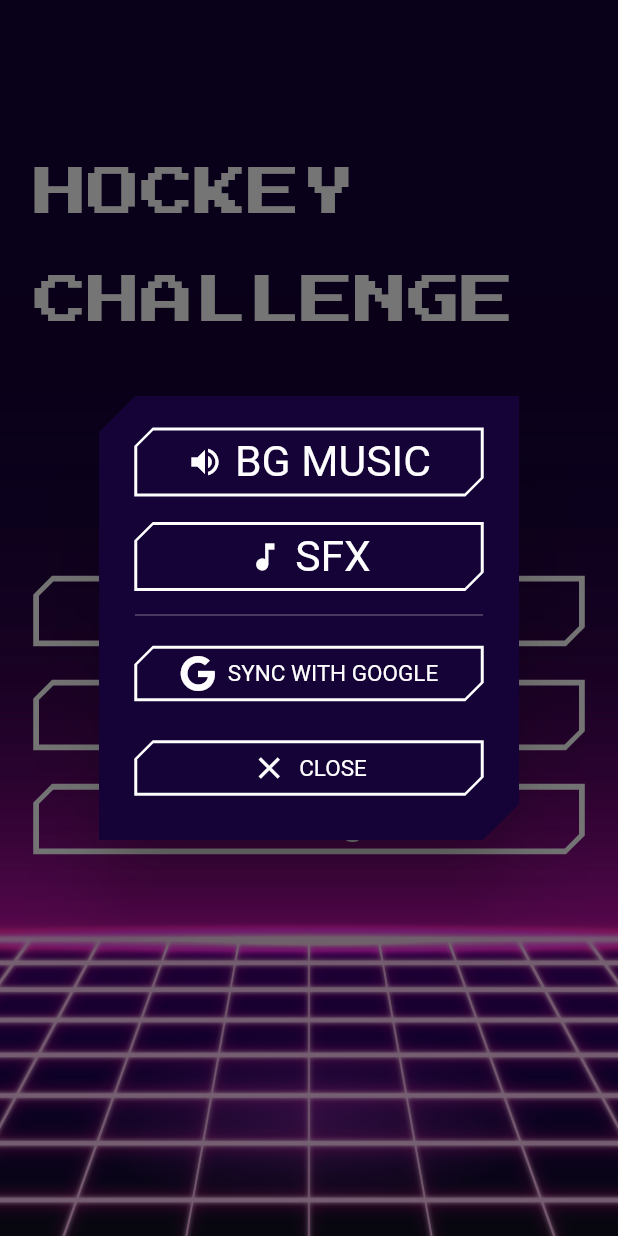
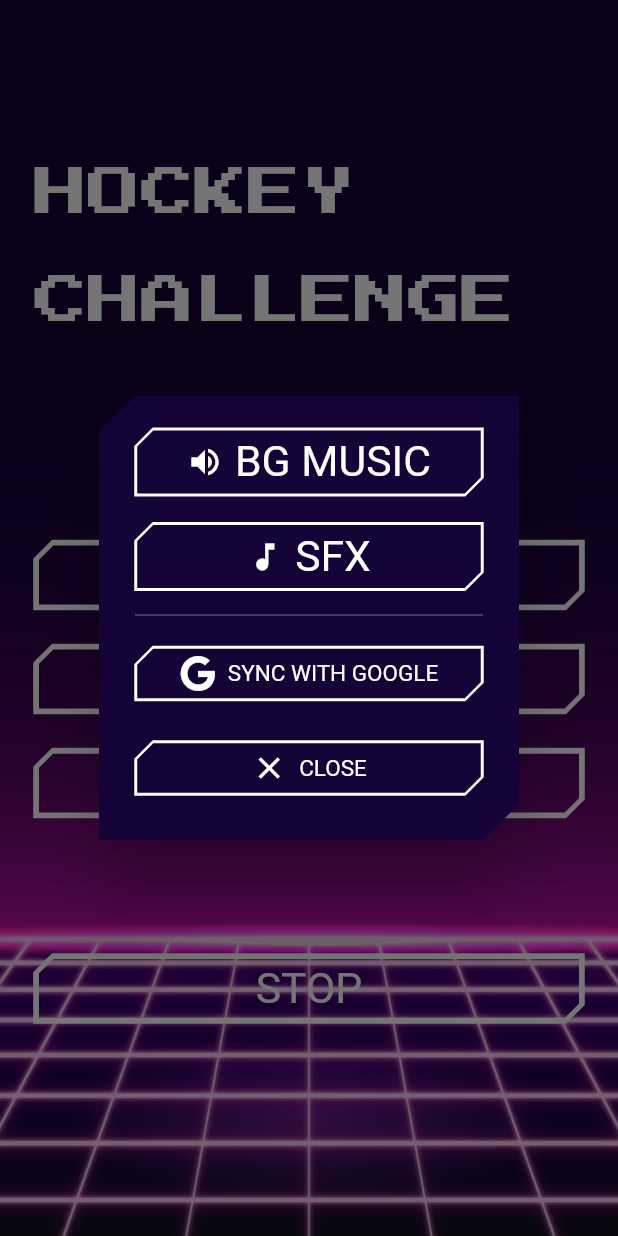
Before and after one commit to hngx-org/team-hurricane-hockey, a Flutter app: the screen it shows after launch, after a tap on "Settings", on a phone screen of 412 x 824 dp. Run offline on Flutter 3.47's test engine with Material 2 defaults, Android fonts, the phone set to English and light mode, and no system bars; our stand-ins replace animate_do, audioplayers, flutter_screenutil, font_awesome_flutter, google_fonts; Roboto replaces fonts that are missing (Tektur); statements that could not run were skipped.

Commit message:
BG sound 2

```diff
--- /dev/null
+++ b/lib/bg_music_functions.dart
@@ -0,0 +1,36 @@
+import 'package:audioplayers/audioplayers.dart';
+import 'package:team_hurricane_hockey/providers/my_provider.dart';
+
+class SoundControl {
+  final bgMusic = AudioPlayer();
+
+  MyProvider p = MyProvider();
+  bool isMusicPlaying = true;
+
+  Future<void> startBgMusic() async {
+    await bgMusic.play(AssetSource('sounds/bg_music.mp3'));
+    bgMusic.setReleaseMode(ReleaseMode.loop);
+    isMusicPlaying = true;
+    p.updateBgMusicState(isMusicPlaying);
+  }
+
+  Future<void> resumeBgMusic() async {
+    await bgMusic.resume();
+    isMusicPlaying = true;
+    p.updateBgMusicState(isMusicPlaying);
+  }
+
+  Future<void> stopBgMusic() async {
+    await bgMusic.stop();
+    isMusicPlaying = false;
+    p.updateBgMusicState(isMusicPlaying);
+  }
+
+  Future<void> toggleBgMusic() async {
+    if (isMusicPlaying) {
+      stopBgMusic();
+    } else {
+      resumeBgMusic();
+    }
+  }
+}
--- a/lib/main.dart
+++ b/lib/main.dart
@@ -1,12 +1,19 @@
 import 'package:flutter/material.dart';
 import 'package:flutter_screenutil/flutter_screenutil.dart';
 import 'package:google_fonts/google_fonts.dart';
+import 'package:team_hurricane_hockey/providers/my_provider.dart';
 import 'package:team_hurricane_hockey/router/app_router.dart';
 import 'package:team_hurricane_hockey/router/base_navigator.dart';
 import 'package:team_hurricane_hockey/screens/splash_screen.dart';
+import 'package:provider/provider.dart';
 
 void main() {
-  runApp(const MyApp());
+  runApp(
+    ChangeNotifierProvider(
+      create: (context) => MyProvider(),
+      child: const MyApp(),
+    ),
+  );
 }
 
 class MyApp extends StatelessWidget {
--- /dev/null
+++ b/lib/providers/my_provider.dart
@@ -0,0 +1,12 @@
+import 'package:flutter/material.dart';
+
+class MyProvider extends ChangeNotifier {
+  bool _isMusicPlaying = true;
+
+  bool get isMusicPlaying => _isMusicPlaying;
+
+  void updateBgMusicState(bool newPlayState) {
+    _isMusicPlaying = newPlayState;
+    notifyListeners();
+  }
+}
--- a/lib/screens/home_menu.dart
+++ b/lib/screens/home_menu.dart
@@ -1,8 +1,8 @@
 import 'package:animate_do/animate_do.dart';
-import 'package:audioplayers/audioplayers.dart';
 import 'package:flutter/material.dart';
 import 'package:flutter/services.dart';
 import 'package:flutter_screenutil/flutter_screenutil.dart';
+import 'package:team_hurricane_hockey/bg_music_functions.dart';
 import 'package:team_hurricane_hockey/enums.dart';
 import 'package:team_hurricane_hockey/router/base_navigator.dart';
 import 'package:team_hurricane_hockey/screens/game_screen.dart';
@@ -18,16 +18,19 @@ class HomeMenu extends StatefulWidget {
 }
 
 class _HomeMenuState extends State<HomeMenu> {
-  final bgMusic = AudioPlayer();
+  SoundControl controller = SoundControl();
 
-  Future<void> startBGMusic() async {
-    await bgMusic.play(AssetSource('sounds/bg_music.mp3'));
+  @override
+  void initState() {
+    controller.startBgMusic();
+    super.initState();
   }
 
   @override
-  void initState() {
-    startBGMusic();
-    super.initState();
+  void dispose() async {
+    await controller.bgMusic.stop();
+    controller.bgMusic.dispose();
+    super.dispose();
   }
 
   @override
@@ -108,10 +111,11 @@ class _HomeMenuState extends State<HomeMenu> {
                           child: TextButton(
                             onPressed: () {
                               showDialog(
-                                  context: context,
-                                  builder: (context) {
-                                    return SettingsDialog();
-                                  });
+                                context: context,
+                                builder: (context) {
+                                  return const SettingsDialog();
+                                },
+                              );
                             },
                             child: Text(
                               'Settings',
@@ -120,6 +124,17 @@ class _HomeMenuState extends State<HomeMenu> {
                           ),
                         ),
                         SizedBox(height: 100.0.h),
+                        TextButton(
+                          onPressed: () async {
+
+                              controller.toggleBgMusic();
+
+                          },
+                          child: Text(
+                            'STOP',
+                            style: Theme.of(context).textTheme.labelMedium,
+                          ),
+                        ),
                       ],
                     ),
                   ),
--- a/lib/screens/widgets/settings_dialog.dart
+++ b/lib/screens/widgets/settings_dialog.dart
@@ -1,7 +1,8 @@
-import 'package:audioplayers/audioplayers.dart';
 import 'package:flutter/material.dart';
 import 'package:team_hurricane_hockey/router/base_navigator.dart';
 import 'package:font_awesome_flutter/font_awesome_flutter.dart';
+import 'package:team_hurricane_hockey/bg_music_functions.dart';
+// import 'package:team_hurricane_hockey/screens/home_menu.dart';
 
 class SettingsDialog extends StatefulWidget {
   const SettingsDialog({super.key});
@@ -11,22 +12,7 @@ class SettingsDialog extends StatefulWidget {
 }
 
 class _SettingsDialogState extends State<SettingsDialog> {
-  AudioPlayer bgMusic = AudioPlayer();
-  IconData bgMusicIcon = Icons.volume_up_sharp;
-  IconData? sfxIcon = Icons.music_note_sharp;
-  Function setIconState({
-    required bool soundState,
-    required IconData iconOn,
-    required IconData iconOff,
-  }) {
-    return () {
-      soundState = !soundState;
-      return soundState ? iconOn : iconOff;
-    };
-  }
-
-  bool isBgMusicOn = true;
-  bool isSoundOn = true;
+  SoundControl controller = SoundControl();
 
   @override
   Widget build(BuildContext context) {
@@ -56,15 +42,9 @@ class _SettingsDialogState extends State<SettingsDialog> {
                 ),
               ),
             ),
-            onPressed: () {
+            onPressed: () async {
               setState(() {
-                final toggleState = setIconState(
-                    soundState: isBgMusicOn,
-                    iconOn: Icons.volume_up_sharp,
-                    iconOff: Icons.volume_off_sharp);
-                isBgMusicOn = !isBgMusicOn;
-                final newIconData = toggleState();
-                bgMusicIcon = newIconData;
+                controller.toggleBgMusic();
               });
             },
             label: Text(
@@ -72,7 +52,9 @@ class _SettingsDialogState extends State<SettingsDialog> {
               style: Theme.of(context).textTheme.labelMedium,
             ),
             icon: Icon(
-              bgMusicIcon,
+              controller.isMusicPlaying
+                  ? Icons.volume_up_sharp
+                  : Icons.volume_off_sharp,
               color: Colors.white,
             ),
           ),
@@ -92,17 +74,14 @@ class _SettingsDialogState extends State<SettingsDialog> {
               ),
             ),
             onPressed: () {
-              setState(() {
-                isSoundOn = !isSoundOn;
-                sfxIcon = isSoundOn ? Icons.music_note_sharp : Icons.music_off;
-              });
+              setState(() {});
             },
             label: Text(
               'SFX',
               style: Theme.of(context).textTheme.labelMedium,
             ),
-            icon: Icon(
-              sfxIcon,
+            icon: const Icon(
+              Icons.music_note_sharp,
               color: Colors.white,
             ),
           ),
--- a/pubspec.yaml
+++ b/pubspec.yaml
@@ -40,6 +40,7 @@ dependencies:
   flutter_screenutil: ^5.9.0
   audioplayers: ^5.2.0
   font_awesome_flutter: ^10.5.0
+  provider: ^6.0.5
 
 dev_dependencies:
   flutter_test:
```
Also changed, not shown: pubspec.lock.
